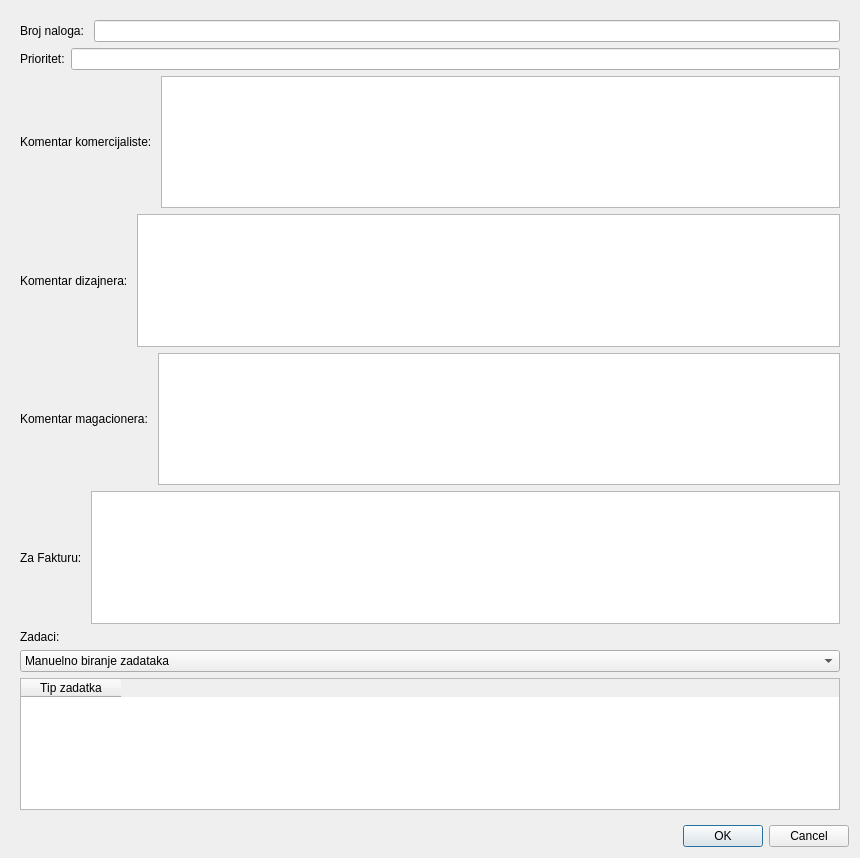
The window that gui/POVI/commanddialog.ui (Loptica23/POVI) describes before a commit, drawn with Qt 5.
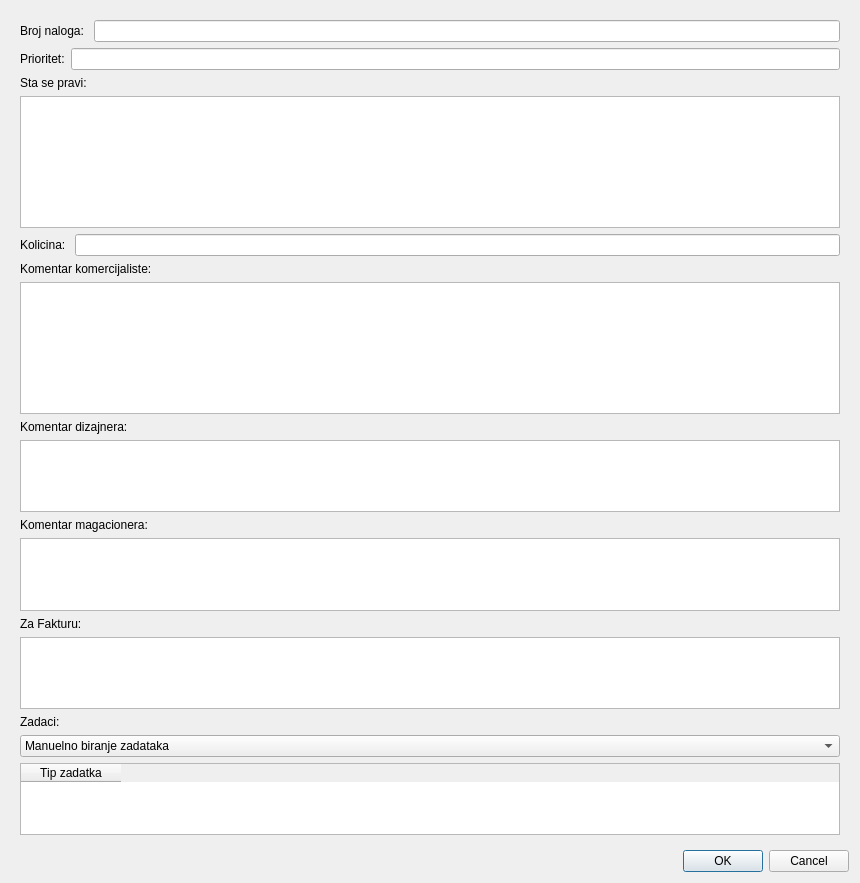
The same window after the commit.

Commit message: Komercialist view changed; Adding specification and quantity to commanddialog;

The edit to the form file:
```diff
--- a/gui/POVI/commanddialog.ui
+++ b/gui/POVI/commanddialog.ui
@@ -7,7 +7,7 @@
     <x>0</x>
     <y>0</y>
     <width>860</width>
-    <height>858</height>
+    <height>883</height>
    </rect>
   </property>
   <property name="windowTitle">
@@ -50,7 +50,7 @@
       </item>
       <item>
        <widget class="QWidget" name="priorityWidget" native="true">
-        <layout class="QHBoxLayout" name="horizontalLayout_5">
+        <layout class="QHBoxLayout" name="horizontalLayout">
          <property name="leftMargin">
           <number>0</number>
          </property>
@@ -78,7 +78,7 @@
       </item>
       <item>
        <widget class="QWidget" name="comercialist" native="true">
-        <layout class="QHBoxLayout" name="horizontalLayout">
+        <layout class="QVBoxLayout" name="verticalLayout_4">
          <property name="leftMargin">
           <number>0</number>
          </property>
@@ -91,6 +91,44 @@
          <property name="bottomMargin">
           <number>0</number>
          </property>
+         <item>
+          <widget class="QLabel" name="label_9">
+           <property name="text">
+            <string>Sta se pravi:</string>
+           </property>
+          </widget>
+         </item>
+         <item>
+          <widget class="QTextEdit" name="specification"/>
+         </item>
+         <item>
+          <widget class="QWidget" name="widget_3" native="true">
+           <layout class="QHBoxLayout" name="horizontalLayout_3">
+            <property name="leftMargin">
+             <number>0</number>
+            </property>
+            <property name="topMargin">
+             <number>0</number>
+            </property>
+            <property name="rightMargin">
+             <number>0</number>
+            </property>
+            <property name="bottomMargin">
+             <number>0</number>
+            </property>
+            <item>
+             <widget class="QLabel" name="label_8">
+              <property name="text">
+               <string>Kolicina: </string>
+              </property>
+             </widget>
+            </item>
+            <item>
+             <widget class="QLineEdit" name="quantity"/>
+            </item>
+           </layout>
+          </widget>
+         </item>
          <item>
           <widget class="QLabel" name="label">
            <property name="text">
@@ -106,7 +144,7 @@
       </item>
       <item>
        <widget class="QWidget" name="designer" native="true">
-        <layout class="QHBoxLayout" name="horizontalLayout_3">
+        <layout class="QVBoxLayout" name="verticalLayout_5">
          <property name="leftMargin">
           <number>0</number>
          </property>
@@ -134,7 +172,7 @@
       </item>
       <item>
        <widget class="QWidget" name="storekeeper" native="true">
-        <layout class="QHBoxLayout" name="horizontalLayout_4">
+        <layout class="QVBoxLayout" name="verticalLayout_8">
          <property name="leftMargin">
           <number>0</number>
          </property>
@@ -162,7 +200,7 @@
       </item>
       <item>
        <widget class="QWidget" name="invoice" native="true">
-        <layout class="QHBoxLayout" name="horizontalLayout_6">
+        <layout class="QVBoxLayout" name="verticalLayout_6">
          <property name="leftMargin">
           <number>0</number>
          </property>
```
The commit also changes 9 other files.
